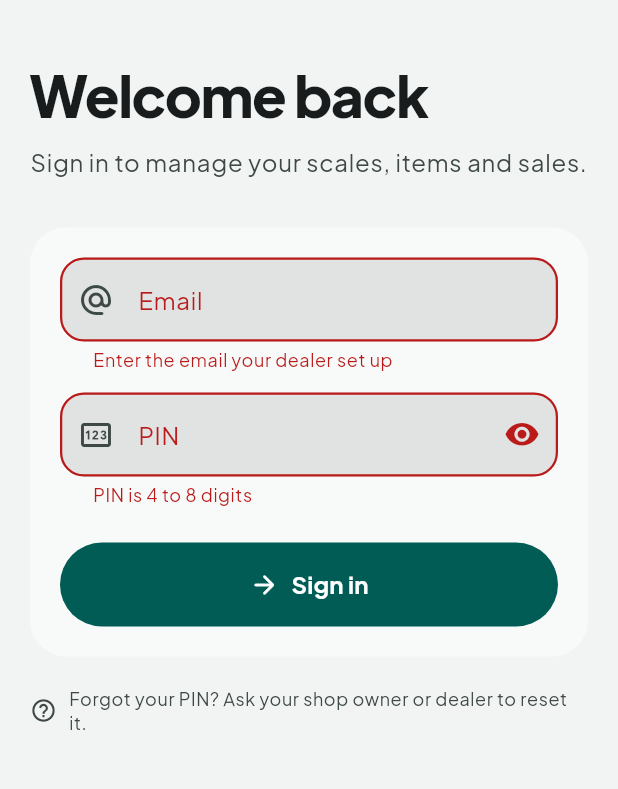
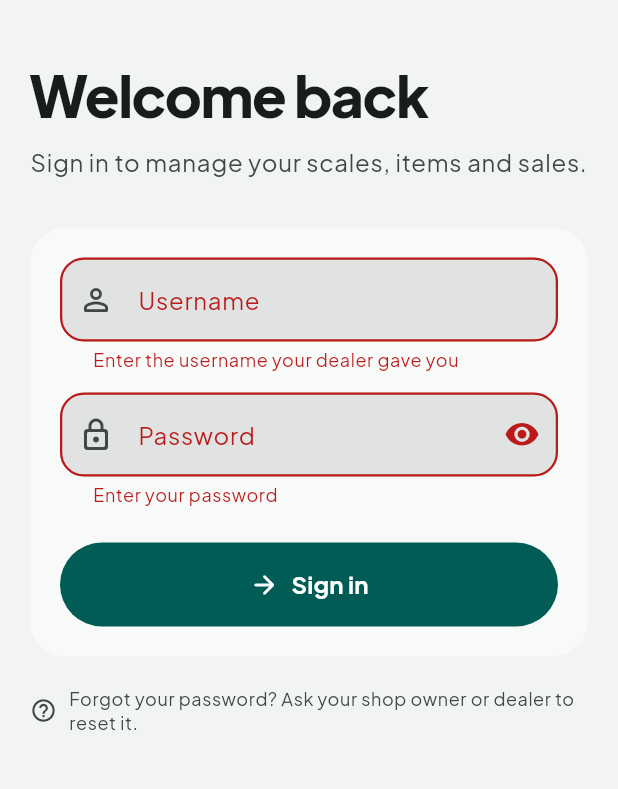
Before and after one commit to z4kettan/metroscales-flutter, a Flutter app: the screen it shows after launch, after a tap on "Sign in", on a phone screen of 412 x 824 dp, the part 287-1076 px from its top. Run offline on Flutter 3.47's test engine with Material 3 defaults, Android fonts, the phone set to English and light mode, and no system bars; drawn by our look-alikes of dynamic_color; our stand-ins replace flutter_riverpod, go_router, share_plus, shared_preferences; missing offline and left inert: mobile_scanner; network calls fail.

Commit message:
Sign in with username and password
Matches the backend change: the dealer creates each user's username and
password in the admin panel. Owners set usernames and passwords for their
staff, and everyone can change their password under Profile.

Co-Authored-By: Claude Opus 5.5 (1M context) <noreply@anthropic.com>
Claude-Session: https://claude.ai/code/session_01JsKXbdxtWvBghbsgT3Zvet

```diff
--- a/lib/features/auth/login_screen.dart
+++ b/lib/features/auth/login_screen.dart
@@ -1,5 +1,4 @@
 import 'package:flutter/material.dart';
-import 'package:flutter/services.dart';
 import 'package:flutter_riverpod/flutter_riverpod.dart';
 
 import '../../core/constants/app_constants.dart';
@@ -18,15 +17,15 @@ class LoginScreen extends ConsumerStatefulWidget {
 
 class _LoginScreenState extends ConsumerState<LoginScreen> {
   final _form = GlobalKey<FormState>();
-  final _email = TextEditingController();
-  final _pin = TextEditingController();
+  final _username = TextEditingController();
+  final _password = TextEditingController();
   bool _busy = false;
-  bool _showPin = false;
+  bool _showPassword = false;
 
   @override
   void dispose() {
-    _email.dispose();
-    _pin.dispose();
+    _username.dispose();
+    _password.dispose();
     super.dispose();
   }
 
@@ -34,7 +33,7 @@ class _LoginScreenState extends ConsumerState<LoginScreen> {
     if (!_form.currentState!.validate()) return;
     setState(() => _busy = true);
     try {
-      await ref.read(authProvider.notifier).login(_email.text, _pin.text);
+      await ref.read(authProvider.notifier).login(_username.text, _password.text);
     } catch (e) {
       if (mounted) AppToast.error(context, e);
     } finally {
@@ -76,38 +75,37 @@ class _LoginScreenState extends ConsumerState<LoginScreen> {
                       child: AutofillGroup(
                         child: Column(crossAxisAlignment: CrossAxisAlignment.stretch, children: [
                           TextFormField(
-                            controller: _email,
-                            keyboardType: TextInputType.emailAddress,
+                            controller: _username,
+                            keyboardType: TextInputType.visiblePassword,
+                            autocorrect: false,
+                            enableSuggestions: false,
                             textInputAction: TextInputAction.next,
-                            autofillHints: const [AutofillHints.email, AutofillHints.username],
+                            autofillHints: const [AutofillHints.username],
                             decoration: const InputDecoration(
-                              labelText: 'Email',
-                              prefixIcon: Icon(Icons.alternate_email_rounded),
+                              labelText: 'Username',
+                              prefixIcon: Icon(Icons.person_outline_rounded),
                             ),
                             validator: (v) =>
-                                (v == null || !v.contains('@')) ? 'Enter the email your dealer set up' : null,
+                                (v == null || v.trim().isEmpty) ? 'Enter the username your dealer gave you' : null,
                           ),
                           const SizedBox(height: 14),
                           TextFormField(
-                            controller: _pin,
-                            obscureText: !_showPin,
-                            keyboardType: TextInputType.number,
-                            inputFormatters: [
-                              FilteringTextInputFormatter.digitsOnly,
-                              LengthLimitingTextInputFormatter(8),
-                            ],
+                            controller: _password,
+                            obscureText: !_showPassword,
+                            autocorrect: false,
+                            enableSuggestions: false,
                             autofillHints: const [AutofillHints.password],
                             textInputAction: TextInputAction.done,
                             onFieldSubmitted: (_) => _submit(),
                             decoration: InputDecoration(
-                              labelText: 'PIN',
-                              prefixIcon: const Icon(Icons.pin_outlined),
+                              labelText: 'Password',
+                              prefixIcon: const Icon(Icons.lock_outline_rounded),
                               suffixIcon: IconButton(
-                                icon: Icon(_showPin ? Icons.visibility_off_rounded : Icons.visibility_rounded),
-                                onPressed: () => setState(() => _showPin = !_showPin),
+                                icon: Icon(_showPassword ? Icons.visibility_off_rounded : Icons.visibility_rounded),
+                                onPressed: () => setState(() => _showPassword = !_showPassword),
                               ),
                             ),
-                            validator: (v) => (v == null || v.length < 4) ? 'PIN is 4 to 8 digits' : null,
+                            validator: (v) => (v == null || v.isEmpty) ? 'Enter your password' : null,
                           ),
                           const SizedBox(height: 24),
                           PrimaryButton(label: 'Sign in', icon: Icons.arrow_forward_rounded, busy: _busy, onPressed: _submit),
@@ -122,7 +120,7 @@ class _LoginScreenState extends ConsumerState<LoginScreen> {
                   const SizedBox(width: 8),
                   Expanded(
                     child: Text(
-                      'Forgot your PIN? Ask your shop owner or dealer to reset it.',
+                      'Forgot your password? Ask your shop owner or dealer to reset it.',
                       style: context.tt.bodySmall,
                     ),
                   ),
--- a/lib/features/more/more_screen.dart
+++ b/lib/features/more/more_screen.dart
@@ -47,7 +47,7 @@ class MoreScreen extends ConsumerWidget {
                         child: Column(crossAxisAlignment: CrossAxisAlignment.start, children: [
                           Text(user.name, style: context.tt.titleLarge?.copyWith(color: cs.onPrimaryContainer)),
                           const SizedBox(height: 2),
-                          Text(user.email, style: TextStyle(color: cs.onPrimaryContainer.withValues(alpha: 0.8))),
+                          Text('@${user.username}', style: TextStyle(color: cs.onPrimaryContainer.withValues(alpha: 0.8))),
                           const SizedBox(height: 8),
                           Container(
                             padding: const EdgeInsets.symmetric(horizontal: 10, vertical: 4),
@@ -81,7 +81,7 @@ class MoreScreen extends ConsumerWidget {
             const SectionLabel('Appearance'),
             const _AppearanceCard(),
             const SectionLabel('Account'),
-            const _Group([_Entry(Icons.person_rounded, 'Profile and PIN', 'Your name, email and PIN', '/profile')]),
+            const _Group([_Entry(Icons.person_rounded, 'Profile and password', 'Your name, email and password', '/profile')]),
             const SizedBox(height: 24),
             FilledButton.tonalIcon(
               style: FilledButton.styleFrom(
@@ -95,7 +95,7 @@ class MoreScreen extends ConsumerWidget {
                 final ok = await confirm(
                   context,
                   title: 'Sign out?',
-                  message: 'You will need your email and PIN to sign in again.',
+                  message: 'You will need your username and password to sign in again.',
                   confirmLabel: 'Sign out',
                   icon: Icons.logout_rounded,
                 );
--- a/lib/features/more/profile_screen.dart
+++ b/lib/features/more/profile_screen.dart
@@ -1,5 +1,4 @@
 import 'package:flutter/material.dart';
-import 'package:flutter/services.dart';
 import 'package:flutter_riverpod/flutter_riverpod.dart';
 
 import '../../core/theme/app_theme.dart';
@@ -43,7 +42,7 @@ class ProfileScreen extends ConsumerWidget {
           const SizedBox(height: 20),
           _DetailsCard(user: user),
           const SizedBox(height: 12),
-          const _PinCard(),
+          const _PasswordCard(),
         ],
       ),
     );
@@ -61,7 +60,7 @@ class _DetailsCard extends ConsumerStatefulWidget {
 class _DetailsCardState extends ConsumerState<_DetailsCard> {
   final _form = GlobalKey<FormState>();
   late final _name = TextEditingController(text: widget.user.name);
-  late final _email = TextEditingController(text: widget.user.email);
+  late final _email = TextEditingController(text: widget.user.email ?? '');
   bool _busy = false;
 
   @override
@@ -75,7 +74,11 @@ class _DetailsCardState extends ConsumerState<_DetailsCard> {
     if (!_form.currentState!.validate()) return;
     setState(() => _busy = true);
     try {
-      final user = await ref.read(authServiceProvider).updateProfile(name: _name.text.trim(), email: _email.text.trim());
+      final email = _email.text.trim();
+      final user = await ref.read(authServiceProvider).updateProfile(
+        name: _name.text.trim(),
+        email: email.isEmpty ? null : email,
+      );
       ref.read(authProvider.notifier).setUser(user);
       if (mounted) AppToast.success(context, 'Profile saved');
     } catch (e) {
@@ -93,6 +96,15 @@ class _DetailsCardState extends ConsumerState<_DetailsCard> {
           padding: const EdgeInsets.fromLTRB(16, 8, 16, 16),
           child: Column(children: [
             TextFormField(
+              initialValue: widget.user.username,
+              enabled: false,
+              decoration: const InputDecoration(
+                labelText: 'Username',
+                helperText: 'Your dealer or shop owner can change it',
+              ),
+            ),
+            const SizedBox(height: 14),
+            TextFormField(
               controller: _name,
               textCapitalization: TextCapitalization.words,
               decoration: const InputDecoration(labelText: 'Name'),
@@ -102,8 +114,8 @@ class _DetailsCardState extends ConsumerState<_DetailsCard> {
             TextFormField(
               controller: _email,
               keyboardType: TextInputType.emailAddress,
-              decoration: const InputDecoration(labelText: 'Email'),
-              validator: (v) => (v == null || !v.contains('@')) ? 'Enter a valid email' : null,
+              decoration: const InputDecoration(labelText: 'Email (optional)'),
+              validator: (v) => (v != null && v.trim().isNotEmpty && !v.contains('@')) ? 'Enter a valid email' : null,
             ),
             const SizedBox(height: 16),
             PrimaryButton(label: 'Save details', busy: _busy, onPressed: _save),
@@ -112,14 +124,14 @@ class _DetailsCardState extends ConsumerState<_DetailsCard> {
       );
 }
 
-class _PinCard extends ConsumerStatefulWidget {
-  const _PinCard();
+class _PasswordCard extends ConsumerStatefulWidget {
+  const _PasswordCard();
 
   @override
-  ConsumerState<_PinCard> createState() => _PinCardState();
+  ConsumerState<_PasswordCard> createState() => _PasswordCardState();
 }
 
-class _PinCardState extends ConsumerState<_PinCard> {
+class _PasswordCardState extends ConsumerState<_PasswordCard> {
   final _form = GlobalKey<FormState>();
   final _current = TextEditingController();
   final _next = TextEditingController();
@@ -138,11 +150,11 @@ class _PinCardState extends ConsumerState<_PinCard> {
     if (!_form.currentState!.validate()) return;
     setState(() => _busy = true);
     try {
-      await ref.read(authServiceProvider).changePin(_current.text, _next.text);
+      await ref.read(authServiceProvider).changePassword(_current.text, _next.text);
       _current.clear();
       _next.clear();
       _repeat.clear();
-      if (mounted) AppToast.success(context, 'PIN changed');
+      if (mounted) AppToast.success(context, 'Password changed');
     } catch (e) {
       if (mounted) AppToast.error(context, e);
     } finally {
@@ -152,45 +164,40 @@ class _PinCardState extends ConsumerState<_PinCard> {
 
   @override
   Widget build(BuildContext context) {
-    final pin = [FilteringTextInputFormatter.digitsOnly, LengthLimitingTextInputFormatter(8)];
     return Form(
       key: _form,
       child: SectionCard(
-        title: 'Change PIN',
+        title: 'Change password',
         padding: const EdgeInsets.fromLTRB(16, 8, 16, 16),
         child: Column(children: [
           TextFormField(
             controller: _current,
             obscureText: true,
-            keyboardType: TextInputType.number,
-            inputFormatters: pin,
-            decoration: const InputDecoration(labelText: 'Current PIN'),
-            validator: (v) => (v == null || v.isEmpty) ? 'Enter your current PIN' : null,
+            autofillHints: const [AutofillHints.password],
+            decoration: const InputDecoration(labelText: 'Current password'),
+            validator: (v) => (v == null || v.isEmpty) ? 'Enter your current password' : null,
           ),
           const SizedBox(height: 14),
           TextFormField(
             controller: _next,
             obscureText: true,
-            keyboardType: TextInputType.number,
-            inputFormatters: pin,
-            decoration: const InputDecoration(labelText: 'New PIN', helperText: '4 to 8 digits'),
-            validator: (v) => (v == null || v.length < 4) ? 'PIN must be 4 to 8 digits' : null,
+            autofillHints: const [AutofillHints.newPassword],
+            decoration: const InputDecoration(labelText: 'New password', helperText: 'At least 6 characters'),
+            validator: (v) => (v == null || v.length < 6) ? 'Use at least 6 characters' : null,
           ),
           const SizedBox(height: 14),
           TextFormField(
             controller: _repeat,
             obscureText: true,
-            keyboardType: TextInputType.number,
-            inputFormatters: pin,
-            decoration: const InputDecoration(labelText: 'Repeat new PIN'),
-            validator: (v) => v != _next.text ? 'PINs do not match' : null,
+            decoration: const InputDecoration(labelText: 'Repeat new password'),
+            validator: (v) => v != _next.text ? 'Passwords do not match' : null,
           ),
           const SizedBox(height: 16),
           OutlinedButton(
             onPressed: _busy ? null : _save,
             child: _busy
                 ? const SizedBox(width: 20, height: 20, child: CircularProgressIndicator(strokeWidth: 2.2))
-                : const Text('Change PIN'),
+                : const Text('Change password'),
           ),
         ]),
       ),
--- a/lib/features/more/user_form_screen.dart
+++ b/lib/features/more/user_form_screen.dart
@@ -25,8 +25,8 @@ class UserFormScreen extends ConsumerStatefulWidget {
 class _UserFormScreenState extends ConsumerState<UserFormScreen> {
   final _form = GlobalKey<FormState>();
   late final _name = TextEditingController(text: widget.user?.name);
-  late final _email = TextEditingController(text: widget.user?.email);
-  final _pin = TextEditingController();
+  late final _username = TextEditingController(text: widget.user?.username);
+  final _password = TextEditingController();
   late bool _owner = widget.user?.role == UserRole.owner;
   late bool _active = widget.user?.isActive ?? true;
   late final Set<String> _branchIds = {...?widget.user?.branches.map((b) => b.id)};
@@ -37,8 +37,8 @@ class _UserFormScreenState extends ConsumerState<UserFormScreen> {
   @override
   void dispose() {
     _name.dispose();
-    _email.dispose();
-    _pin.dispose();
+    _username.dispose();
+    _password.dispose();
     super.dispose();
   }
 
@@ -56,8 +56,8 @@ class _UserFormScreenState extends ConsumerState<UserFormScreen> {
         await service.update(
           widget.user!.id,
           name: _name.text.trim(),
-          email: _email.text.trim(),
-          pin: _pin.text.isEmpty ? null : _pin.text,
+          username: _username.text.trim(),
+          password: _password.text.isEmpty ? null : _password.text,
           role: role,
           branchIds: _branchIds.toList(),
           isActive: _active,
@@ -65,15 +65,15 @@ class _UserFormScreenState extends ConsumerState<UserFormScreen> {
       } else {
         await service.create(
           name: _name.text.trim(),
-          email: _email.text.trim(),
-          pin: _pin.text,
+          username: _username.text.trim(),
+          password: _password.text,
           role: role,
           branchIds: _branchIds.toList(),
         );
       }
       ref.invalidate(usersProvider);
       if (!mounted) return;
-      AppToast.success(context, _editing ? 'User saved' : 'User added. Share their email and PIN with them.');
+      AppToast.success(context, _editing ? 'User saved' : 'User added. Share their username and password with them.');
       context.pop();
     } catch (e) {
       if (mounted) AppToast.error(context, e);
@@ -107,24 +107,25 @@ class _UserFormScreenState extends ConsumerState<UserFormScreen> {
                 ),
                 const SizedBox(height: 14),
                 TextFormField(
-                  controller: _email,
-                  keyboardType: TextInputType.emailAddress,
-                  decoration: const InputDecoration(labelText: 'Email', helperText: 'Used to sign in'),
-                  validator: (v) => (v == null || !v.contains('@')) ? 'Enter a valid email' : null,
+                  controller: _username,
+                  autocorrect: false,
+                  enableSuggestions: false,
+                  inputFormatters: [FilteringTextInputFormatter.allow(RegExp(r'[a-zA-Z0-9._-]'))],
+                  decoration: const InputDecoration(labelText: 'Username', helperText: 'Used to sign in'),
+                  validator: (v) => (v == null || v.trim().length < 3) ? 'Use at least 3 letters or digits' : null,
                 ),
                 const SizedBox(height: 14),
                 TextFormField(
-                  controller: _pin,
-                  keyboardType: TextInputType.number,
-                  obscureText: true,
-                  inputFormatters: [FilteringTextInputFormatter.digitsOnly, LengthLimitingTextInputFormatter(8)],
+                  controller: _password,
+                  autocorrect: false,
+                  enableSuggestions: false,
                   decoration: InputDecoration(
-                    labelText: _editing ? 'New PIN' : 'PIN',
-                    helperText: _editing ? 'Leave empty to keep the current PIN' : '4 to 8 digits',
+                    labelText: _editing ? 'New password' : 'Password',
+                    helperText: _editing ? 'Leave empty to keep the current password' : 'At least 6 characters',
                   ),
                   validator: (v) {
                     if (_editing && (v == null || v.isEmpty)) return null;
-                    return (v == null || v.length < 4) ? 'PIN must be 4 to 8 digits' : null;
+                    return (v == null || v.length < 6) ? 'Use at least 6 characters' : null;
                   },
                 ),
               ]),
--- a/lib/features/more/users_screen.dart
+++ b/lib/features/more/users_screen.dart
@@ -60,8 +60,8 @@ class UsersScreen extends ConsumerWidget {
                       ]),
                       subtitle: Text(
                         u.role == UserRole.owner
-                            ? '${u.email}\nOwner · all branches'
-                            : '${u.email}\nStaff · ${u.branches.isEmpty ? 'no branches' : u.branches.map((b) => b.name).join(', ')}',
+                            ? '@${u.username}\nOwner · all branches'
+                            : '@${u.username}\nStaff · ${u.branches.isEmpty ? 'no branches' : u.branches.map((b) => b.name).join(', ')}',
                       ),
                       isThreeLine: true,
                       trailing: Icon(Icons.chevron_right_rounded, color: context.cs.outline),
--- a/lib/models/user.dart
+++ b/lib/models/user.dart
@@ -18,14 +18,16 @@ String roleName(UserRole r) => switch (r) {
 class AppUser {
   final String id;
   final String name;
-  final String email;
+  final String username;
+  final String? email;
   final UserRole role;
   final String? customerName;
 
   const AppUser({
     required this.id,
     required this.name,
-    required this.email,
+    required this.username,
+    this.email,
     required this.role,
     this.customerName,
   });
@@ -36,7 +38,8 @@ class AppUser {
   factory AppUser.fromJson(Map<String, dynamic> j) => AppUser(
         id: j['id'] as String,
         name: j['name'] as String? ?? '',
-        email: j['email'] as String? ?? '',
+        username: j['username'] as String? ?? '',
+        email: j['email'] as String?,
         role: parseRole(j['role'] as String?),
         customerName: (j['customer'] as Map<String, dynamic>?)?['name'] as String?,
       );
@@ -46,7 +49,8 @@ class AppUser {
 class ShopUser {
   final String id;
   final String name;
-  final String email;
+  final String username;
+  final String? email;
   final UserRole role;
   final bool isActive;
   final List<({String id, String name})> branches;
@@ -54,7 +58,8 @@ class ShopUser {
   const ShopUser({
     required this.id,
     required this.name,
-    required this.email,
+    required this.username,
+    this.email,
     required this.role,
     required this.isActive,
     required this.branches,
@@ -63,7 +68,8 @@ class ShopUser {
   factory ShopUser.fromJson(Map<String, dynamic> j) => ShopUser(
         id: j['id'] as String,
         name: j['name'] as String? ?? '',
-        email: j['email'] as String? ?? '',
+        username: j['username'] as String? ?? '',
+        email: j['email'] as String?,
         role: parseRole(j['role'] as String?),
         isActive: j['isActive'] as bool? ?? true,
         branches: [for (final b in mapList(j['branches'])) (id: b['id'] as String, name: b['name'] as String)],
--- a/lib/providers/auth_provider.dart
+++ b/lib/providers/auth_provider.dart
@@ -26,8 +26,8 @@ class AuthNotifier extends AsyncNotifier<AppUser?> {
     }
   }
 
-  Future<void> login(String email, String pin) async {
-    final user = await ref.read(authServiceProvider).login(email, pin);
+  Future<void> login(String username, String password) async {
+    final user = await ref.read(authServiceProvider).login(username, password);
     state = AsyncData(user);
   }
 
--- a/lib/services/auth_service.dart
+++ b/lib/services/auth_service.dart
@@ -7,8 +7,8 @@ class AuthService {
   final ApiClient _api;
   final TokenService _tokens;
 
-  Future<AppUser> login(String email, String pin) async {
-    final data = await _api.post('/auth/login', body: {'email': email.trim(), 'secret': pin}, auth: false)
+  Future<AppUser> login(String username, String password) async {
+    final data = await _api.post('/auth/login', body: {'username': username.trim(), 'secret': password}, auth: false)
         as Map<String, dynamic>;
     await _tokens.saveTokens(
       accessToken: data['accessToken'] as String,
@@ -23,7 +23,7 @@ class AuthService {
         await _api.patch('/auth/me', body: {'name': ?name, 'email': ?email}) as Map<String, dynamic>,
       );
 
-  Future<void> changePin(String current, String next) =>
+  Future<void> changePassword(String current, String next) =>
       _api.post('/auth/change-secret', body: {'currentSecret': current, 'newSecret': next});
 
   Future<void> logout() async {
--- a/lib/services/user_service.dart
+++ b/lib/services/user_service.dart
@@ -10,26 +10,32 @@ class UserService {
 
   Future<void> create({
     required String name,
-    required String email,
-    required String pin,
+    required String username,
+    required String password,
     required String role,
     required List<String> branchIds,
   }) =>
-      _api.post('/users', body: {'name': name, 'email': email, 'pin': pin, 'role': role, 'branchIds': branchIds});
+      _api.post('/users', body: {
+        'name': name,
+        'username': username,
+        'password': password,
+        'role': role,
+        'branchIds': branchIds,
+      });
 
   Future<void> update(
     String id, {
     String? name,
-    String? email,
-    String? pin,
+    String? username,
+    String? password,
     String? role,
     List<String>? branchIds,
     bool? isActive,
   }) =>
       _api.patch('/users/$id', body: {
         'name': ?name,
-        'email': ?email,
-        'pin': ?pin,
+        'username': ?username,
+        'password': ?password,
         'role': ?role,
         'branchIds': ?branchIds,
         'isActive': ?isActive,
```
Also changed, not shown: 2 other files.
